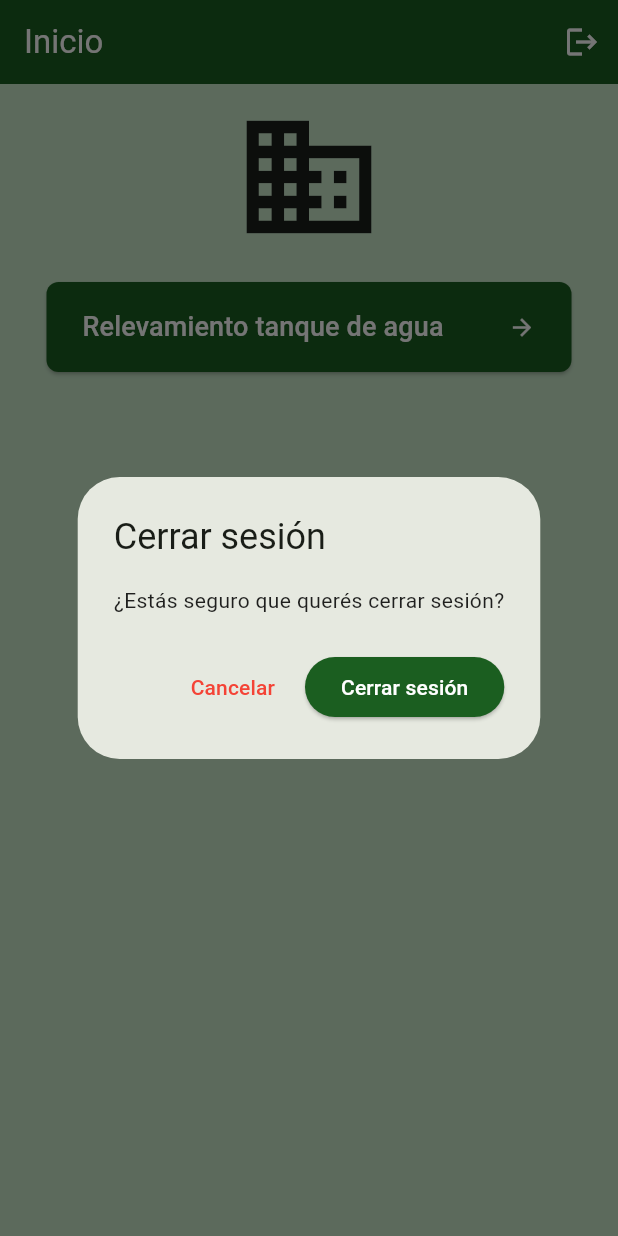
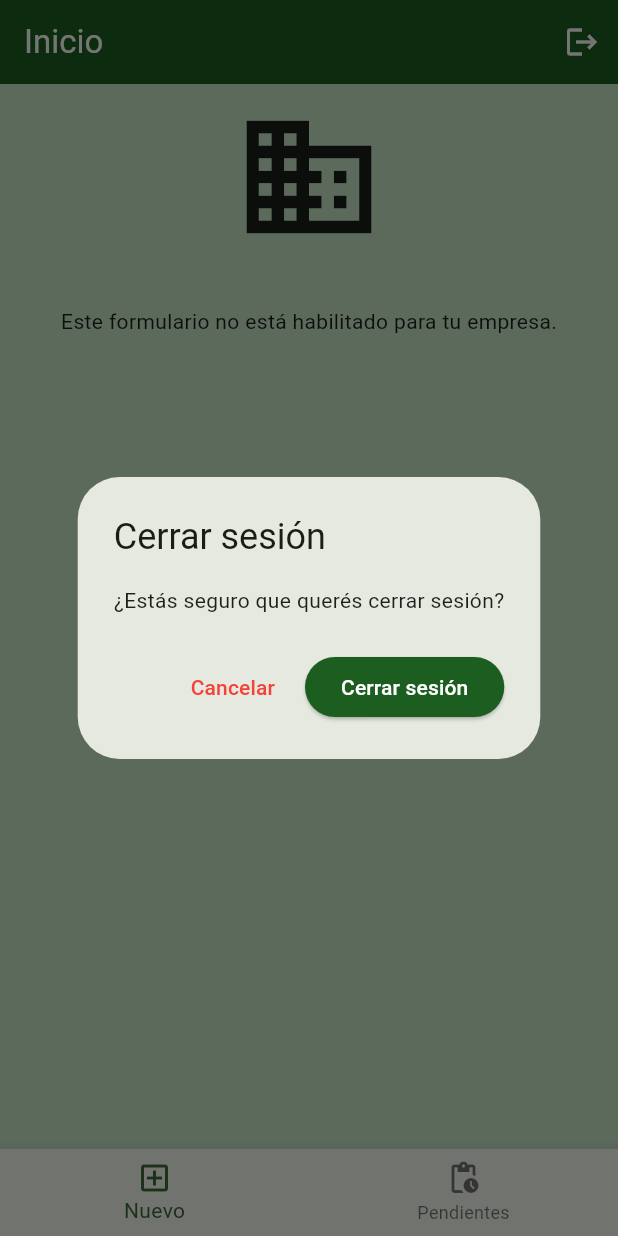
Before and after one commit to agusmogui/relevApp, a Flutter app: the screen it shows after launch, after a tap on the "arrow forward" icon, after a tap on the "logout" icon, on a phone screen of 412 x 824 dp. Run offline on Flutter 3.47's test engine with Material 3 defaults, Android fonts, the phone set to English and light mode, and no system bars; our stand-ins replace image_picker, shared_preferences, signature, supabase_flutter; accounts and stored records are empty.

Commit message:
Version piola

```diff
--- a/lib/inicio/inicio.dart
+++ b/lib/inicio/inicio.dart
@@ -1,17 +1,46 @@
 import 'package:flutter/material.dart';
 import 'package:shared_preferences/shared_preferences.dart';
-import '../formularios/tanque_de_agua/interfaz_y_service/tanques_de_agua.dart';
 import '../login/login.dart';
+import 'nuevos_formularios/nuevo_formulario.dart';
+import 'pendientes/pendientes.dart';
 
-class PantallaInicio extends StatelessWidget {
+class PantallaInicio extends StatefulWidget {
   final Map<String, dynamic> empresa;
 
-  const PantallaInicio({
-    Key? key,
-    required this.empresa,
-  }) : super(key: key);
+  const PantallaInicio({super.key, required this.empresa});
 
-  Future<void> _cerrarSesion(BuildContext context) async {
+  @override
+  State<PantallaInicio> createState() => _PantallaInicioState();
+}
+
+class _PantallaInicioState extends State<PantallaInicio> {
+  int _indiceSeleccionado = 0;
+
+  late final List<Widget> _pantallas;
+
+  @override
+  void initState() {
+    super.initState();
+    _pantallas = [
+      NuevoFormulario(empresa: widget.empresa),
+      Pendientes(
+        empresa: widget.empresa,
+        onCancelar: () {
+          setState(() {
+            _indiceSeleccionado = 0; // 👈 asumiendo que el tab 0 es 'NuevoFormulario'
+          });
+        },
+      ),
+    ];
+  }
+
+  void _onItemTapped(int index) {
+    setState(() {
+      _indiceSeleccionado = index;
+    });
+  }
+
+  Future<void> _cerrarSesion() async {
     final confirmar = await showDialog<bool>(
       context: context,
       builder: (context) => AlertDialog(
@@ -27,13 +56,10 @@ class PantallaInicio extends StatelessWidget {
           ),
           ElevatedButton(
             style: ElevatedButton.styleFrom(
-              backgroundColor: Color(0xFF1B5E20), // Verde del AppBar
+              backgroundColor: Color(0xFF1B5E20),
             ),
             onPressed: () => Navigator.of(context).pop(true),
-            child: const Text(
-              'Cerrar sesión',
-              style: TextStyle(color: Colors.white),
-            ),
+            child: const Text('Cerrar sesión', style: TextStyle(color: Colors.white)),
           ),
         ],
       ),
@@ -41,13 +67,7 @@ class PantallaInicio extends StatelessWidget {
 
     if (confirmar == true) {
       final prefs = await SharedPreferences.getInstance();
-
-      // Solo datos de empresa
-      await prefs.remove('clave_empresa');
-      await prefs.remove('empresa_id');
-      await prefs.remove('empresa_nombre');
-      await prefs.remove('empresa_logo');
-
+      await prefs.clear(); // limpia todo lo guardado
       Navigator.pushAndRemoveUntil(
         context,
         MaterialPageRoute(builder: (context) => const PantallaIngreso()),
@@ -56,81 +76,32 @@ class PantallaInicio extends StatelessWidget {
     }
   }
 
-
   @override
   Widget build(BuildContext context) {
-    final String nombre = 'Inicio';
-    final String? logoUrl = empresa['logo_empresa'];
-
     return Scaffold(
       appBar: AppBar(
-        title: Text(nombre),
+        title: const Text('Inicio'),
         backgroundColor: const Color(0xFF1B5E20),
         actions: [
           IconButton(
             icon: const Icon(Icons.logout),
             tooltip: 'Cerrar sesión',
-            onPressed: () => _cerrarSesion(context),
+            onPressed: _cerrarSesion,
           ),
         ],
       ),
-      body: Column(
-        mainAxisAlignment: MainAxisAlignment.start,
-        children: [
-          const SizedBox(height: 12),
-          Center(
-            child: logoUrl != null && logoUrl.isNotEmpty
-                ? Image.network(
-                    logoUrl,
-                    width: 150,
-                    height: 150,
-                    errorBuilder: (context, error, stackTrace) {
-                      return const Icon(Icons.image_not_supported, size: 100);
-                    },
-                  )
-                : const Icon(Icons.business, size: 100),
+      body: _pantallas[_indiceSeleccionado],
+      bottomNavigationBar: BottomNavigationBar(
+        currentIndex: _indiceSeleccionado,
+        onTap: _onItemTapped,
+        items: const [
+          BottomNavigationBarItem(
+            icon: Icon(Icons.add_box_outlined),
+            label: 'Nuevo',
           ),
-          const SizedBox(height: 20),
-          Center(
-            child: ConstrainedBox(
-              constraints: const BoxConstraints(maxWidth: 350),
-              child: SizedBox(
-                width: double.infinity,
-                height: 60,
-                child: ElevatedButton(
-                  style: ElevatedButton.styleFrom(
-                    backgroundColor: const Color(0xFF1B5E20),
-                    shape: RoundedRectangleBorder(
-                      borderRadius: BorderRadius.circular(8),
-                    ),
-                  ),
-                  onPressed: () {
-                    Navigator.push(
-                      context,
-                      MaterialPageRoute(
-                        builder: (context) => TanquesDeAguaScreen(empresa: empresa),
-                      ),
-                    );
-                  },
-                  child: Row(
-                    mainAxisAlignment: MainAxisAlignment.spaceBetween,
-                    children: const [
-                      Text(
-                        'Relevamiento tanque de agua',
-                        style: TextStyle(
-                          fontSize: 18,
-                          color: Colors.white,
-                        ),
-                      ),
-                      Icon(
-                        Icons.arrow_forward,
-                        color: Colors.white,
-                      ),
-                    ],
-                  ),
-                ),
-              ),
-            ),
+          BottomNavigationBarItem(
+            icon: Icon(Icons.pending_actions),
+            label: 'Pendientes',
           ),
         ],
       ),
--- /dev/null
+++ b/lib/inicio/nuevos_formularios/nuevo_formulario.dart
@@ -0,0 +1,114 @@
+import 'package:flutter/material.dart';
+import '../../formularios/tanque_de_agua/interfaz_y_service/tanques_de_agua.dart';
+import 'nuevo_formulario_service.dart';
+
+class NuevoFormulario extends StatefulWidget {
+  final Map<String, dynamic> empresa;
+
+  const NuevoFormulario({
+    Key? key,
+    required this.empresa,
+  }) : super(key: key);
+
+  @override
+  State<NuevoFormulario> createState() => _NuevoFormularioState();
+}
+
+class _NuevoFormularioState extends State<NuevoFormulario> {
+  List<int> formulariosDisponibles = [];
+  bool cargando = true;
+
+  @override
+  void initState() {
+    super.initState();
+    _cargarFormularios();
+  }
+
+  Future<void> _cargarFormularios() async {
+    final idEmpresa = widget.empresa['id_empresa'] as int;
+    final service = NuevosFormulariosService();
+    final formularios = await service.obtenerFormulariosDeEmpresa(idEmpresa);
+
+    setState(() {
+      formulariosDisponibles = formularios;
+      cargando = false;
+    });
+  }
+
+  @override
+  Widget build(BuildContext context) {
+    final String? logoUrl = widget.empresa['logo_empresa'];
+
+    if (cargando) {
+      return const Center(child: CircularProgressIndicator());
+    }
+
+    return Column(
+      mainAxisAlignment: MainAxisAlignment.start,
+      children: [
+        const SizedBox(height: 12),
+        Center(
+          child: logoUrl != null && logoUrl.isNotEmpty
+              ? Image.network(
+                  logoUrl,
+                  width: 150,
+                  height: 150,
+                  errorBuilder: (context, error, stackTrace) {
+                    return const Icon(Icons.image_not_supported, size: 100);
+                  },
+                )
+              : const Icon(Icons.business, size: 100),
+        ),
+        const SizedBox(height: 20),
+        if (formulariosDisponibles.contains(1)) // 1 = tanque de agua
+          Center(
+            child: ConstrainedBox(
+              constraints: const BoxConstraints(maxWidth: 350),
+              child: SizedBox(
+                width: double.infinity,
+                height: 60,
+                child: ElevatedButton(
+                  style: ElevatedButton.styleFrom(
+                    backgroundColor: const Color(0xFF1B5E20),
+                    shape: RoundedRectangleBorder(
+                      borderRadius: BorderRadius.circular(8),
+                    ),
+                  ),
+                  onPressed: () {
+                    Navigator.push(
+                      context,
+                      MaterialPageRoute(
+                        builder: (context) =>
+                            TanquesDeAguaScreen(empresa: widget.empresa),
+                      ),
+                    );
+                  },
+                  child: Row(
+                    mainAxisAlignment: MainAxisAlignment.spaceBetween,
+                    children: const [
+                      Text(
+                        'Relevamiento tanque de agua',
+                        style: TextStyle(
+                          fontSize: 18,
+                          color: Colors.white,
+                        ),
+                      ),
+                      Icon(
+                        Icons.arrow_forward,
+                        color: Colors.white,
+                      ),
+                    ],
+                  ),
+                ),
+              ),
+            ),
+          )
+        else
+          const Padding(
+            padding: EdgeInsets.all(16.0),
+            child: Text('Este formulario no está habilitado para tu empresa.'),
+          ),
+      ],
+    );
+  }
+}
--- /dev/null
+++ b/lib/inicio/nuevos_formularios/nuevo_formulario_service.dart
@@ -0,0 +1,19 @@
+import 'package:supabase_flutter/supabase_flutter.dart';
+
+class NuevosFormulariosService {
+  final SupabaseClient supabase = Supabase.instance.client;
+
+  Future<List<int>> obtenerFormulariosDeEmpresa(int idEmpresa) async {
+    try {
+      final data = await supabase
+          .from('formularios_por_empresa')
+          .select('id_formulario')
+          .eq('id_empresa', idEmpresa);
+
+      return data.map<int>((row) => row['id_formulario'] as int).toList();
+    } catch (e) {
+      print('⛔ Error al obtener formularios disponibles: $e');
+      return [];
+    }
+  }
+}
--- a/lib/login/login.dart
+++ b/lib/login/login.dart
@@ -2,6 +2,7 @@ import 'package:flutter/material.dart';
 import 'package:shared_preferences/shared_preferences.dart';
 import 'login_service.dart';
 import '../inicio/inicio.dart';
+
 
 class PantallaIngreso extends StatefulWidget {
   const PantallaIngreso({super.key});
@@ -54,11 +55,13 @@ class _PantallaIngresoState extends State<PantallaIngreso> {
         await prefs.setString('empresa_id', empresa['id_empresa'].toString());
         await prefs.setString('empresa_nombre', empresa['nombre_empresa'] ?? '');
         await prefs.setString('empresa_logo', empresa['logo_empresa'] ?? '');
+        await prefs.setString('clave_dueno',empresa['clave_dueno'] ?? '');
       } else {
         await prefs.remove('clave_empresa');
         await prefs.remove('empresa_id');
         await prefs.remove('empresa_nombre');
         await prefs.remove('empresa_logo');
+        await prefs.remove('clave_dueno');
       }
 
       // ✅ NAVEGACIÓN a pantalla de inicio
--- a/lib/login/login_service.dart
+++ b/lib/login/login_service.dart
@@ -7,7 +7,7 @@ class LoginService {
     try {
       final data = await supabase
           .from('empresas')
-          .select('id_empresa, nombre_empresa, logo_empresa')
+          .select('id_empresa, nombre_empresa, logo_empresa,clave_dueno')
           .eq('clave_empresa', clave)
           .maybeSingle(); // devuelve null si no hay coincidencia
 
```
Also changed, not shown: lib/inicio/pendientes/pendientes.dart (added, +99 -0 lines), lib/inicio/inicio_service.dart (deleted).
